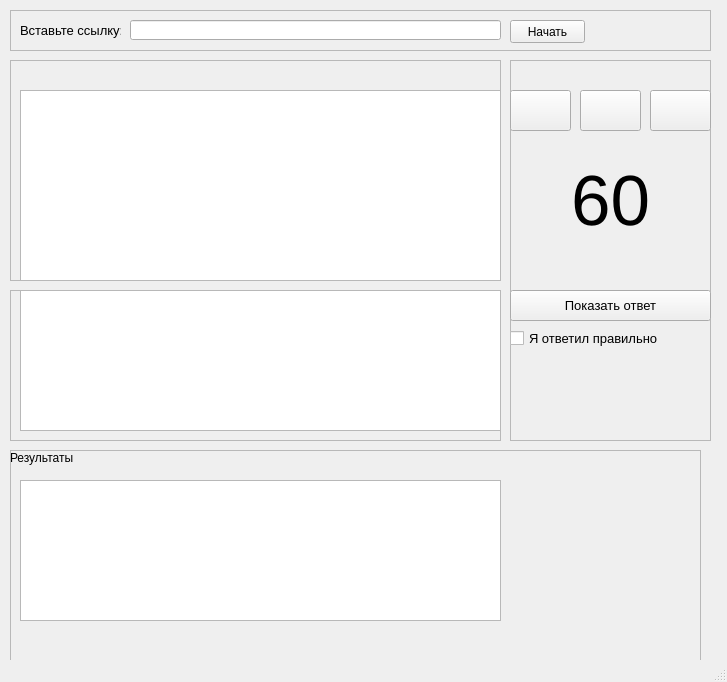
This is ChGK_gui_3.ui in polina-prilukova/chgk_single_player_game as Qt 5 draws it before an edit. The edited form follows.
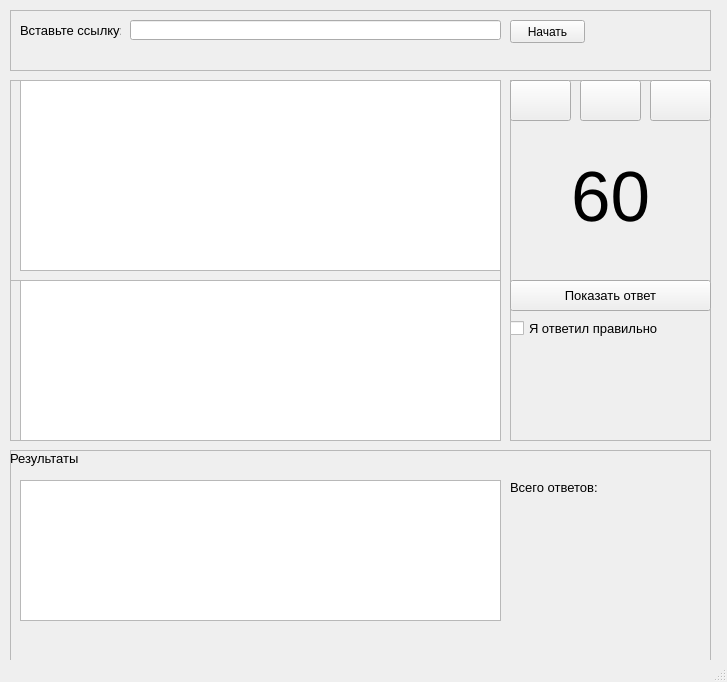
This is the edited form. Icons and pictures are not drawn.

Commit message: ui modified. Pack header, date, correctors parsed. Total answers count added

```diff
--- a/ChGK_gui_3.ui
+++ b/ChGK_gui_3.ui
@@ -20,7 +20,7 @@
       <x>10</x>
       <y>10</y>
       <width>701</width>
-      <height>41</height>
+      <height>61</height>
      </rect>
     </property>
     <property name="frameShape">
@@ -84,38 +84,12 @@
       </font>
      </property>
     </widget>
-   </widget>
-   <widget class="QFrame" name="question_frame">
-    <property name="geometry">
-     <rect>
-      <x>10</x>
-      <y>60</y>
-      <width>491</width>
-      <height>221</height>
-     </rect>
-    </property>
-    <property name="frameShape">
-     <enum>QFrame::StyledPanel</enum>
-    </property>
-    <property name="frameShadow">
-     <enum>QFrame::Raised</enum>
-    </property>
-    <widget class="QTextEdit" name="question_textEdit">
-     <property name="geometry">
-      <rect>
-       <x>10</x>
-       <y>30</y>
-       <width>481</width>
-       <height>191</height>
-      </rect>
-     </property>
-    </widget>
     <widget class="QLabel" name="game_header_label">
      <property name="geometry">
       <rect>
        <x>10</x>
-       <y>0</y>
-       <width>481</width>
+       <y>40</y>
+       <width>691</width>
        <height>16</height>
       </rect>
      </property>
@@ -131,13 +105,39 @@
      </property>
     </widget>
    </widget>
+   <widget class="QFrame" name="question_frame">
+    <property name="geometry">
+     <rect>
+      <x>10</x>
+      <y>80</y>
+      <width>491</width>
+      <height>201</height>
+     </rect>
+    </property>
+    <property name="frameShape">
+     <enum>QFrame::StyledPanel</enum>
+    </property>
+    <property name="frameShadow">
+     <enum>QFrame::Raised</enum>
+    </property>
+    <widget class="QTextEdit" name="question_textEdit">
+     <property name="geometry">
+      <rect>
+       <x>10</x>
+       <y>0</y>
+       <width>481</width>
+       <height>191</height>
+      </rect>
+     </property>
+    </widget>
+   </widget>
    <widget class="QFrame" name="answer_frame">
     <property name="geometry">
      <rect>
       <x>10</x>
-      <y>290</y>
+      <y>280</y>
       <width>491</width>
-      <height>151</height>
+      <height>161</height>
      </rect>
     </property>
     <property name="frameShape">
@@ -152,7 +152,7 @@
        <x>10</x>
        <y>0</y>
        <width>481</width>
-       <height>141</height>
+       <height>161</height>
       </rect>
      </property>
     </widget>
@@ -162,7 +162,7 @@
      <rect>
       <x>10</x>
       <y>450</y>
-      <width>691</width>
+      <width>701</width>
       <height>211</height>
      </rect>
     </property>
@@ -183,7 +183,7 @@
      </property>
      <property name="font">
       <font>
-       <pointsize>9</pointsize>
+       <pointsize>10</pointsize>
       </font>
      </property>
      <property name="text">
@@ -200,14 +200,35 @@
       </rect>
      </property>
     </widget>
+    <widget class="QLabel" name="show_results_label">
+     <property name="geometry">
+      <rect>
+       <x>500</x>
+       <y>30</y>
+       <width>191</width>
+       <height>141</height>
+      </rect>
+     </property>
+     <property name="font">
+      <font>
+       <pointsize>10</pointsize>
+      </font>
+     </property>
+     <property name="text">
+      <string>Всего ответов:</string>
+     </property>
+     <property name="alignment">
+      <set>Qt::AlignLeading|Qt::AlignLeft|Qt::AlignTop</set>
+     </property>
+    </widget>
    </widget>
    <widget class="QFrame" name="control_frame">
     <property name="geometry">
      <rect>
       <x>510</x>
-      <y>60</y>
+      <y>80</y>
       <width>201</width>
-      <height>381</height>
+      <height>361</height>
      </rect>
     </property>
     <property name="frameShape">
@@ -220,7 +241,7 @@
      <property name="geometry">
       <rect>
        <x>0</x>
-       <y>30</y>
+       <y>0</y>
        <width>61</width>
        <height>41</height>
       </rect>
@@ -249,7 +270,7 @@
      <property name="geometry">
       <rect>
        <x>70</x>
-       <y>30</y>
+       <y>0</y>
        <width>61</width>
        <height>41</height>
       </rect>
@@ -278,7 +299,7 @@
      <property name="geometry">
       <rect>
        <x>140</x>
-       <y>30</y>
+       <y>0</y>
        <width>61</width>
        <height>41</height>
       </rect>
@@ -307,7 +328,7 @@
      <property name="geometry">
       <rect>
        <x>0</x>
-       <y>230</y>
+       <y>200</y>
        <width>201</width>
        <height>31</height>
       </rect>
@@ -325,7 +346,7 @@
      <property name="geometry">
       <rect>
        <x>50</x>
-       <y>100</y>
+       <y>76</y>
        <width>101</width>
        <height>81</height>
       </rect>
@@ -348,7 +369,7 @@
      <property name="geometry">
       <rect>
        <x>0</x>
-       <y>270</y>
+       <y>240</y>
        <width>181</width>
        <height>17</height>
       </rect>
```
The commit also changes 3 other files.
